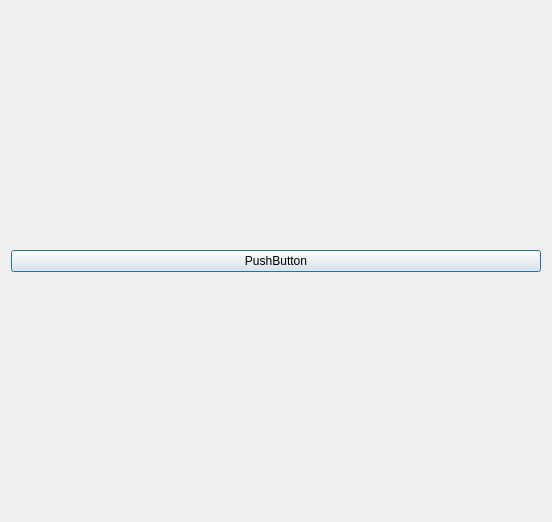
ptrpham1234/S3_Manager, file gui/login.ui: the form before one commit.
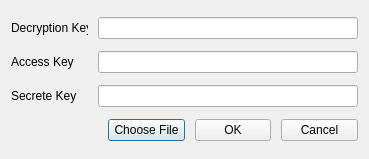
The form after the commit.

Commit message: modified file folders and added a login gui. Tried making the tree do not know if it works

What changed in the file:
```diff
--- a/gui/login.ui
+++ b/gui/login.ui
@@ -6,8 +6,8 @@
    <rect>
     <x>0</x>
     <y>0</y>
-    <width>552</width>
-    <height>522</height>
+    <width>369</width>
+    <height>159</height>
    </rect>
   </property>
   <property name="sizePolicy">
@@ -16,17 +16,115 @@
     <verstretch>0</verstretch>
    </sizepolicy>
   </property>
+  <property name="minimumSize">
+   <size>
+    <width>369</width>
+    <height>159</height>
+   </size>
+  </property>
+  <property name="maximumSize">
+   <size>
+    <width>369</width>
+    <height>159</height>
+   </size>
+  </property>
+  <property name="focusPolicy">
+   <enum>Qt::StrongFocus</enum>
+  </property>
   <property name="windowTitle">
    <string>Dialog</string>
   </property>
   <layout class="QGridLayout" name="gridLayout">
+   <property name="horizontalSpacing">
+    <number>10</number>
+   </property>
+   <item row="1" column="1" colspan="4">
+    <widget class="QLineEdit" name="accessKeyInput">
+     <property name="focusPolicy">
+      <enum>Qt::StrongFocus</enum>
+     </property>
+     <property name="clearButtonEnabled">
+      <bool>true</bool>
+     </property>
+    </widget>
+   </item>
+   <item row="3" column="4">
+    <widget class="QPushButton" name="cancel">
+     <property name="text">
+      <string>Cancel</string>
+     </property>
+    </widget>
+   </item>
+   <item row="1" column="0">
+    <widget class="QLabel" name="accessLable">
+     <property name="text">
+      <string>Access Key</string>
+     </property>
+    </widget>
+   </item>
+   <item row="2" column="0">
+    <widget class="QLabel" name="secretLable">
+     <property name="maximumSize">
+      <size>
+       <width>16777215</width>
+       <height>16777215</height>
+      </size>
+     </property>
+     <property name="text">
+      <string>Secrete Key</string>
+     </property>
+    </widget>
+   </item>
+   <item row="2" column="1" colspan="4">
+    <widget class="QLineEdit" name="secretInput"/>
+   </item>
    <item row="0" column="0">
-    <widget class="QPushButton" name="pushButton">
+    <widget class="QLabel" name="decryptLable">
      <property name="text">
-      <string>PushButton</string>
+      <string>Decryption Key</string>
      </property>
     </widget>
    </item>
+   <item row="3" column="3">
+    <widget class="QPushButton" name="ok">
+     <property name="text">
+      <string>OK</string>
+     </property>
+    </widget>
+   </item>
+   <item row="0" column="1" colspan="4">
+    <widget class="QLineEdit" name="keyInput">
+     <property name="focusPolicy">
+      <enum>Qt::StrongFocus</enum>
+     </property>
+    </widget>
+   </item>
+   <item row="3" column="2">
+    <widget class="QPushButton" name="chooseFile">
+     <property name="text">
+      <string>Choose File</string>
+     </property>
+     <property name="default">
+      <bool>true</bool>
+     </property>
+     <property name="flat">
+      <bool>false</bool>
+     </property>
+    </widget>
+   </item>
+   <item row="3" column="0">
+    <spacer name="horizontalSpacer_3">
+     <property name="orientation">
+      <enum>Qt::Horizontal</enum>
+     </property>
+     <property name="sizeHint" stdset="0">
+      <size>
+       <width>40</width>
+       <height>20</height>
+      </size>
+     </property>
+    </spacer>
+   </item>
   </layout>
  </widget>
  <resources/>
```
Left out of the diff: 17 changed lines with no effect on the pictures. The commit also changes 7 other files.
